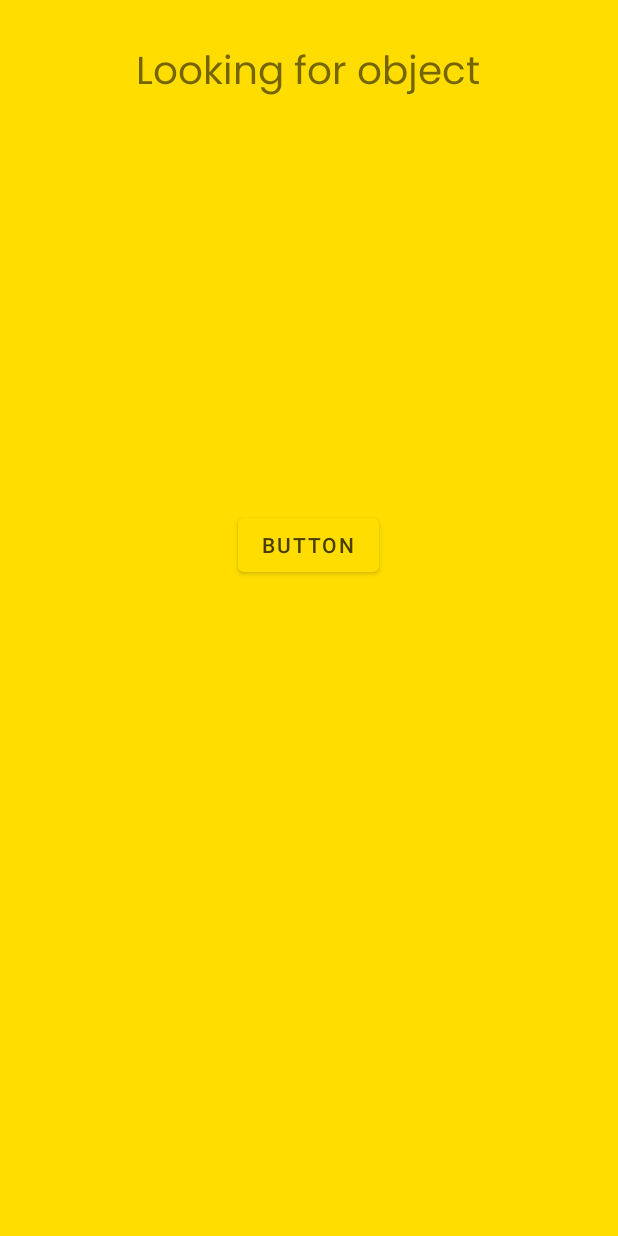
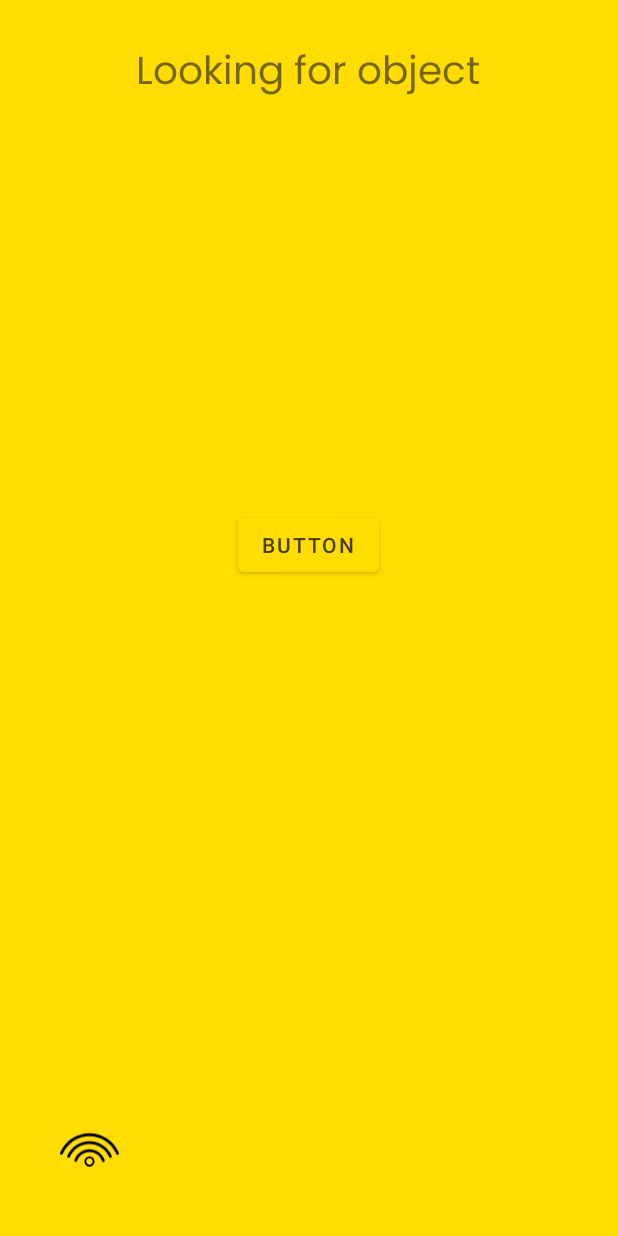
Before and after one commit to johanbergfalk/dimension, an Android app: the screen it shows after launch (MainActivity), on a phone screen of 412 x 824 dp. Run offline under Robolectric (Android 15) with nearby library versions, the phone set to English and light mode, and no system bars.

Commit message:
Catching no objects found and no server responding

```diff
--- a/dimension/app/app/src/main/java/com/example/dimension/MainActivity.java
+++ b/dimension/app/app/src/main/java/com/example/dimension/MainActivity.java
@@ -29,6 +29,7 @@ import java.util.concurrent.Executors;
 public class MainActivity extends AppCompatActivity {
 
     Button show;
+    Button settings;
     ImageView objectImage;
     TextView objectTitle;
     TextView dimensionText;
@@ -79,6 +80,8 @@ public class MainActivity extends AppCompatActivity {
             case "Person":
                 objectImage = findViewById(R.id.humanImage);
                 break;
+            case "No object found":
+                objectImage = findViewById(R.id.nothingImage);
         }
 
         objectTitle = dialog.findViewById(R.id.objectTitle);
--- a/dimension/app/app/src/main/java/com/example/dimension/Model/GetRequest.java
+++ b/dimension/app/app/src/main/java/com/example/dimension/Model/GetRequest.java
@@ -3,6 +3,7 @@ package com.example.dimension.Model;
 import java.io.BufferedReader;
 import java.io.IOException;
 import java.io.InputStreamReader;
+import java.net.ConnectException;
 import java.net.MalformedURLException;
 import java.net.HttpURLConnection;
 import java.net.URL;
@@ -20,8 +21,9 @@ public class GetRequest {
 
     private String piAddress = "http://192.168.68.123:5000/objects";
     private static HttpURLConnection connection;
-    private ObjectBuilder[] recievedOjbects;
+    private ObjectBuilder[] receivedObjects;
     private URL url;
+    private boolean connected = true;
 
     /**
      * Constructor
@@ -37,7 +39,7 @@ public class GetRequest {
 
         int status = 0;
         BufferedReader reader;
-        String line;
+        String line = "";
         StringBuilder responseContent = new StringBuilder();
 
         try {
@@ -47,6 +49,8 @@ public class GetRequest {
             connection.setRequestMethod("GET");
             connection.setConnectTimeout(2000); //TODO - Find "good" values here
             connection.setReadTimeout(2000); //TODO - Find "good" values here
+
+
 
             status = connection.getResponseCode(); //We want the code 200 for successful connection
 
@@ -66,17 +70,25 @@ public class GetRequest {
 
         } catch (MalformedURLException e) {
             e.printStackTrace();
-        } catch (IOException e){
-            e.printStackTrace();
+        } catch (ConnectException e){
+            connected = false;
+            receivedObjects = allObjects("[]");
         } finally {
             connection.disconnect();
         }
 
-        recievedOjbects = allObjects(responseContent.toString());
+        if(connected){
+            receivedObjects = allObjects(responseContent.toString());
+        }
+
     }
 
     //Extract the stream and make new object with the data
     public ObjectBuilder[] allObjects(String response){
+        //If no objects are found, create an No object found "object
+        if(response.equals("[]")){
+            response = "[{'objectType': 'No object found', 'height': 0, 'width': 0, 'distance': 0}]";
+        }
         final GsonBuilder gsonBuilder = new GsonBuilder();
         final Gson gson = gsonBuilder.create();
         return gson.fromJson(response, ObjectBuilder[].class);
@@ -85,6 +97,6 @@ public class GetRequest {
 
     public ObjectBuilder[] getAllObjects() throws Exception {
         getObjects();
-        return this.recievedOjbects;
+        return this.receivedObjects;
     }
 }
--- a/dimension/app/app/src/main/java/com/example/dimension/Model/ObjectBuilder.java
+++ b/dimension/app/app/src/main/java/com/example/dimension/Model/ObjectBuilder.java
@@ -13,7 +13,8 @@ public class ObjectBuilder {
     private int width;
     private int distance;
 
-    /*public ObjectBuilder() {
+    //TODO - remove
+    /*public ObjectBuilder() { //Used when testing when no server available
         this.objectType = "Person";
         this.height = 150;
         this.width = 130;
--- /dev/null
+++ b/dimension/app/app/src/main/res/drawable/connection.xml
@@ -0,0 +1,18 @@
+<vector xmlns:android="http://schemas.android.com/apk/res/android"
+    android:width="466.48dp"
+    android:height="466.48dp"
+    android:viewportWidth="466.48"
+    android:viewportHeight="466.48">
+  <path
+      android:fillColor="#FF000000"
+      android:pathData="M193.2,324.96c0,22.06 17.95,40.01 40.01,40.01c22.06,0 40.01,-17.95 40.01,-40.01c0,-22.06 -17.95,-40.01 -40.01,-40.01C211.15,284.95 193.2,302.9 193.2,324.96zM258.86,324.96c0,14.14 -11.52,25.67 -25.67,25.67c-14.16,0 -25.67,-11.51 -25.67,-25.67c0,-14.14 11.5,-25.67 25.67,-25.67C247.34,299.3 258.86,310.81 258.86,324.96z"/>
+  <path
+      android:fillColor="#FF000000"
+      android:pathData="M327.69,310.58c1.61,3.54 3.02,7.17 4.2,10.81c1.49,4.62 5.76,7.7 10.59,7.7c1.16,0 2.3,-0.19 3.41,-0.54c5.82,-1.89 9.04,-8.19 7.17,-14.03c-1.49,-4.53 -3.21,-8.97 -5.15,-13.2c-20.47,-44.79 -65.5,-73.73 -114.71,-73.73c-53.85,0 -101.77,34.2 -119.24,85.11c-0.98,2.8 -0.78,5.82 0.53,8.49c1.29,2.67 3.55,4.67 6.37,5.64c5.68,1.95 12.19,-1.23 14.14,-6.91c14.4,-41.92 53.85,-70.07 98.21,-70.07C273.75,249.85 310.83,273.69 327.69,310.58z"/>
+  <path
+      android:fillColor="#FF000000"
+      android:pathData="M388.16,288.43c1.76,4.13 5.78,6.79 10.25,6.79c1.47,0 2.92,-0.29 4.31,-0.87c2.74,-1.16 4.88,-3.32 6,-6.07c1.12,-2.74 1.1,-5.78 -0.06,-8.52c-2.99,-7.05 -6.45,-13.99 -10.23,-20.61c-33.84,-59.13 -97.18,-95.85 -165.23,-95.85c-76.67,0 -145.51,45.62 -175.38,116.23c-2.37,5.63 0.26,12.17 5.94,14.58c5.53,2.29 12.23,-0.47 14.57,-5.93c26.37,-62.36 87.16,-102.64 154.87,-102.64c60.1,0 116.04,32.44 145.94,84.66C382.49,276.03 385.51,282.16 388.16,288.43z"/>
+  <path
+      android:fillColor="#FF000000"
+      android:pathData="M461.79,247.08c-41.29,-88.43 -131.02,-145.57 -228.58,-145.57c-101.56,0 -192.76,60.44 -232.34,153.99c-2.37,5.64 0.28,12.18 5.94,14.58c5.58,2.34 12.27,-0.47 14.56,-5.92c36.08,-85.31 119.24,-140.42 211.83,-140.42c88.96,0 170.78,52.08 208.4,132.71c1.21,2.6 2.39,5.22 3.49,7.9c1.76,4.14 5.8,6.8 10.25,6.8c1.47,0 2.94,-0.29 4.33,-0.87c2.74,-1.16 4.86,-3.31 5.99,-6.05c1.1,-2.75 1.1,-5.78 -0.08,-8.54C464.38,252.82 463.09,249.96 461.79,247.08z"/>
+</vector>
--- a/dimension/app/app/src/main/res/layout/activity_main.xml
+++ b/dimension/app/app/src/main/res/layout/activity_main.xml
@@ -53,6 +53,32 @@
         app:layout_constraintStart_toStartOf="parent"
         app:layout_constraintTop_toTopOf="parent"
         app:layout_constraintVertical_bias="0.300"
-        android:src="@drawable/human"/>
+        android:src="@drawable/vitruvian_man"/>
+
+    <ImageView
+        android:id="@+id/nothingImage"
+        android:layout_width="300dp"
+        android:layout_height="300dp"
+        android:visibility="invisible"
+        app:layout_constraintBottom_toBottomOf="parent"
+        app:layout_constraintEnd_toEndOf="parent"
+        app:layout_constraintStart_toStartOf="parent"
+        app:layout_constraintTop_toTopOf="parent"
+        app:layout_constraintVertical_bias="0.300"
+        android:src="@drawable/nothing"/>
+
+    <ImageButton
+        android:id="@+id/ipButton"
+        android:layout_width="63dp"
+        android:layout_height="77dp"
+        android:backgroundTint="@android:color/transparent"
+        android:scaleType="fitCenter"
+        app:layout_constraintBottom_toBottomOf="parent"
+        app:layout_constraintEnd_toEndOf="parent"
+        app:layout_constraintHorizontal_bias="0.08"
+        app:layout_constraintStart_toStartOf="parent"
+        app:layout_constraintTop_toTopOf="parent"
+        app:layout_constraintVertical_bias="0.975"
+        app:srcCompat="@drawable/connection" />
 
 </androidx.constraintlayout.widget.ConstraintLayout>
```
Also changed, not shown: dimension/app/app/src/debug/res/drawable-mdpi/nothing.webp (added), dimension/app/app/src/debug/res/drawable-mdpi/vitruvian_man.png (added), 1 other file.
